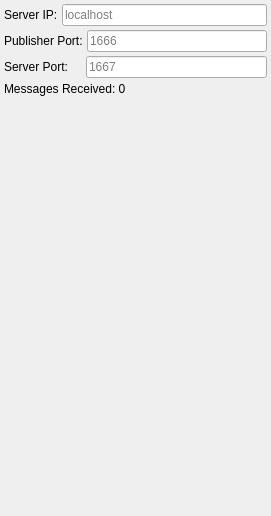
Above: bt_editor/sidepanel_monitor.ui from BehaviorTree/Groot before the change. Below: the same form after it.
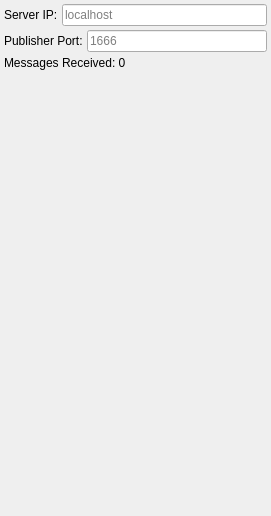
That is the form after the change.

Commit message: Remove server_port configuration Server and publisher ports are consecutive numbers where server port follows publisher port number.

Patch:
```diff
--- a/bt_editor/sidepanel_monitor.ui
+++ b/bt_editor/sidepanel_monitor.ui
@@ -80,27 +80,6 @@
      </item>
     </layout>
    </item>
-   <item>
-    <layout class="QHBoxLayout" name="horizontalLayout_3">
-     <item>
-      <widget class="QLabel" name="label_server">
-       <property name="text">
-        <string>Server Port:    </string>
-       </property>
-      </widget>
-     </item>
-     <item>
-      <widget class="QLineEdit" name="lineEdit_server">
-       <property name="placeholderText">
-        <string>1667</string>
-       </property>
-       <property name="clearButtonEnabled">
-        <bool>true</bool>
-       </property>
-      </widget>
-     </item>
-    </layout>
-   </item>
    <item>
     <widget class="QLabel" name="labelCount">
      <property name="text">
```
The commit also changes 1 other file.
